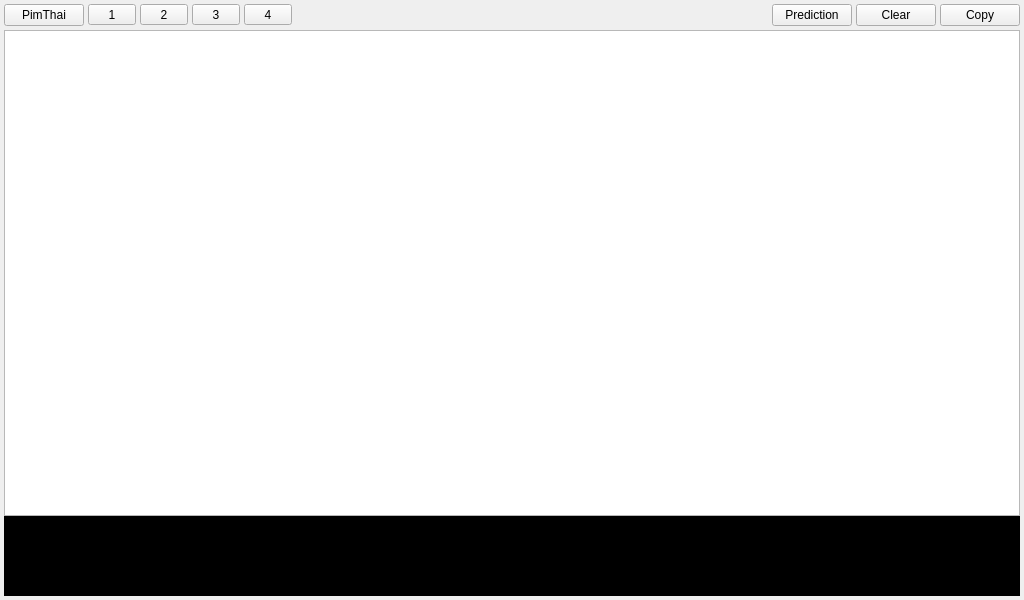
This is PimThaiWindow.ui in iamjay/PimThai as Qt 5 draws it before an edit. The edited form follows.
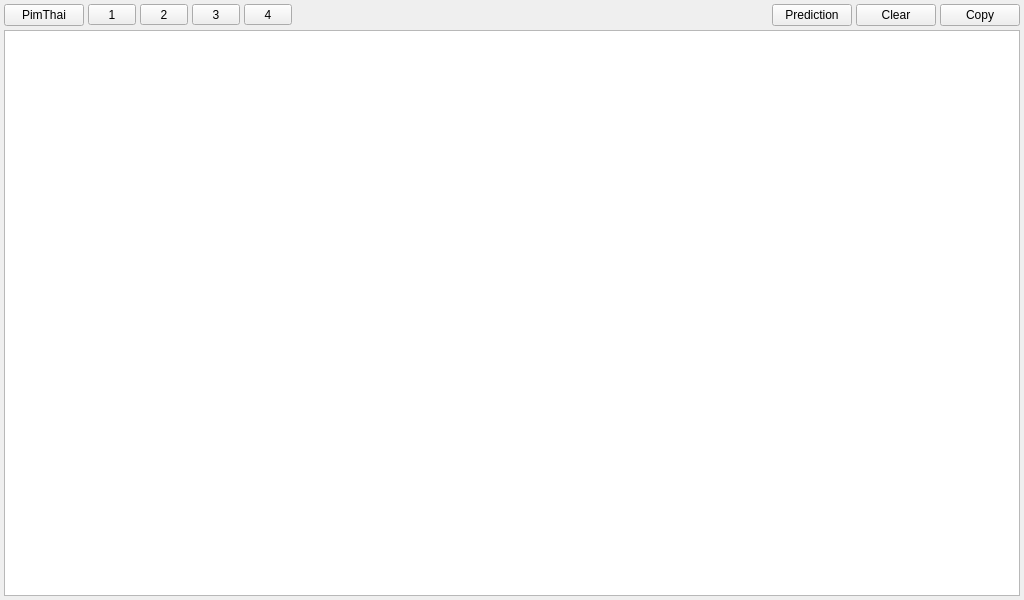
This is the edited form.

Commit message: Fix prediction panel is too big.

The edit to the form file:
```diff
--- a/PimThaiWindow.ui
+++ b/PimThaiWindow.ui
@@ -218,56 +218,6 @@
          </property>
         </widget>
        </item>
-       <item>
-        <widget class="QScrollArea" name="predictionPanel">
-         <property name="sizePolicy">
-          <sizepolicy hsizetype="Expanding" vsizetype="Minimum">
-           <horstretch>0</horstretch>
-           <verstretch>0</verstretch>
-          </sizepolicy>
-         </property>
-         <property name="focusPolicy">
-          <enum>Qt::NoFocus</enum>
-         </property>
-         <property name="styleSheet">
-          <string notr="true">background-color: black; margin: 0px; padding: 0px; padding-left: 6px;</string>
-         </property>
-         <property name="frameShape">
-          <enum>QFrame::NoFrame</enum>
-         </property>
-         <property name="frameShadow">
-          <enum>QFrame::Plain</enum>
-         </property>
-         <property name="lineWidth">
-          <number>0</number>
-         </property>
-         <property name="verticalScrollBarPolicy">
-          <enum>Qt::ScrollBarAlwaysOff</enum>
-         </property>
-         <property name="horizontalScrollBarPolicy">
-          <enum>Qt::ScrollBarAlwaysOff</enum>
-         </property>
-         <property name="widgetResizable">
-          <bool>true</bool>
-         </property>
-         <widget class="QWidget" name="scrollAreaWidgetContents">
-          <property name="geometry">
-           <rect>
-            <x>0</x>
-            <y>0</y>
-            <width>1004</width>
-            <height>73</height>
-           </rect>
-          </property>
-          <property name="sizePolicy">
-           <sizepolicy hsizetype="Preferred" vsizetype="Minimum">
-            <horstretch>0</horstretch>
-            <verstretch>0</verstretch>
-           </sizepolicy>
-          </property>
-         </widget>
-        </widget>
-       </item>
       </layout>
      </widget>
     </item>
```
Left out of the diff: 2 changed lines with no effect on the pictures. The commit also changes 3 other files.
